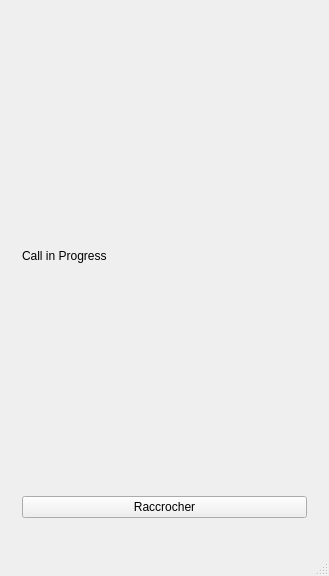
This is Babel/babel.ui in RemiGuillard/Troll-Babel as Qt 5 draws it before an edit. The edited form follows.
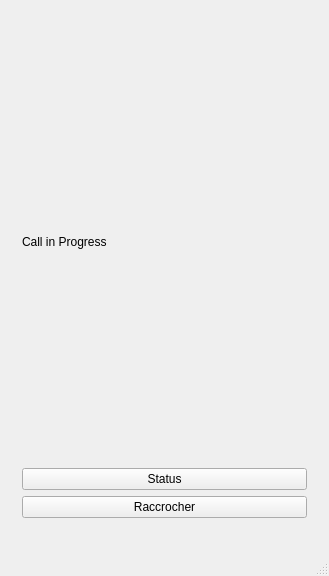
This is the edited form. The open tabs and pages were chosen to show the change. Icons and pictures are not drawn.

Commit message: Modif de test pour la connection Client/client

```diff
--- a/Babel/babel.ui
+++ b/Babel/babel.ui
@@ -321,13 +321,20 @@
           </property>
          </widget>
         </item>
-        <item row="1" column="0">
+        <item row="2" column="0">
          <widget class="QPushButton" name="endCallButton">
           <property name="text">
            <string>Raccrocher</string>
           </property>
          </widget>
         </item>
+        <item row="1" column="0">
+         <widget class="QPushButton" name="statButton">
+          <property name="text">
+           <string>Status</string>
+          </property>
+         </widget>
+        </item>
        </layout>
       </widget>
      </widget>
```
The commit also changes 2 other files.
